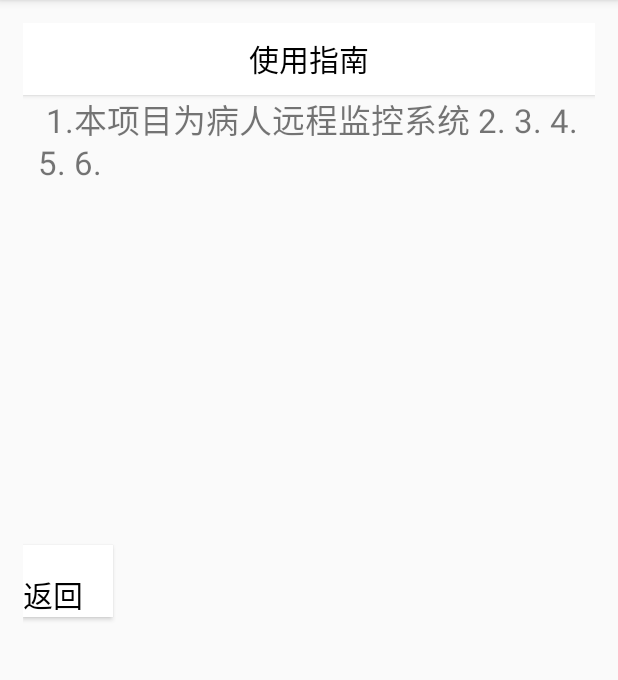
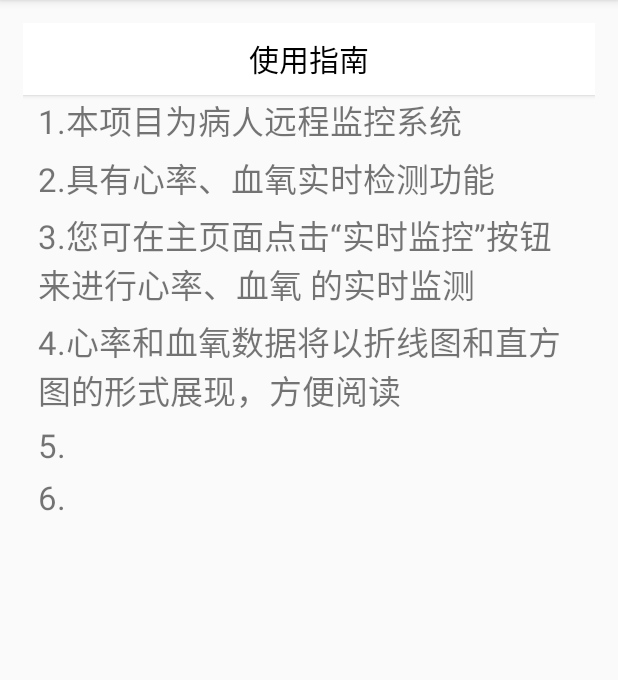
Before and after one commit to zhoujunbin/django, an Android app: the HelpActivity screen opened directly, with no data from a screen before it, on a phone screen of 412 x 824 dp, the part 84-764 px from its top. Run offline under Robolectric (Android 15) with nearby library versions, the phone set to English and light mode, and no system bars.

Commit message:
Android界面设计、界面间跳转完成

```diff
--- a/android/jiankong/app/src/main/AndroidManifest.xml
+++ b/android/jiankong/app/src/main/AndroidManifest.xml
@@ -18,7 +18,7 @@
         </activity>
         <activity android:name=".HelpActivity" />
         <activity android:name=".ModifyActivity" />
-        <activity android:name=".InfoActivity"></activity>
+        <activity android:name=".InfoActivity" />
     </application>
 
 </manifest>
--- a/android/jiankong/app/src/main/res/layout/activity_help.xml
+++ b/android/jiankong/app/src/main/res/layout/activity_help.xml
@@ -15,29 +15,64 @@
     <TextView
         android:id="@+id/text_1"
         android:layout_width="match_parent"
-        android:layout_height="300dp"
+        android:layout_height="wrap_content"
         android:layout_below="@id/btn_zhinan"
-        android:text="
-1.本项目为病人远程监控系统
-2.
-3.
-4.
-5.
-6."
+        android:text="1.本项目为病人远程监控系统"
         android:textSize="22sp"
         android:layout_marginLeft="10dp"
         android:layout_marginRight="10dp"/>
+    <TextView
+        android:id="@+id/text_2"
+        android:layout_width="match_parent"
+        android:layout_height="wrap_content"
+        android:layout_below="@id/text_1"
+        android:text="2.具有心率、血氧实时检测功能"
+        android:textSize="22sp"
+        android:layout_marginTop="5dp"
+        android:layout_marginLeft="10dp"
+        android:layout_marginRight="10dp"/>
+    <TextView
+        android:id="@+id/text_3"
+        android:layout_width="match_parent"
+        android:layout_height="wrap_content"
+        android:layout_below="@id/text_2"
+        android:text="3.您可在主页面点击“实时监控”按钮来进行心率、血氧 的实时监测"
+        android:textSize="22sp"
+        android:layout_marginTop="5dp"
+        android:layout_marginLeft="10dp"
+        android:layout_marginRight="10dp"/>
+    <TextView
+        android:id="@+id/text_4"
+        android:layout_width="match_parent"
+        android:layout_height="wrap_content"
+        android:layout_below="@id/text_3"
+        android:text="4.心率和血氧数据将以折线图和直方图的形式展现，方便阅读"
+        android:textSize="22sp"
+        android:layout_marginTop="5dp"
+        android:layout_marginLeft="10dp"
+        android:layout_marginRight="10dp"/>
+    <TextView
+        android:id="@+id/text_5"
+        android:layout_width="match_parent"
+        android:layout_height="wrap_content"
+        android:layout_below="@id/text_4"
+        android:text="5."
+        android:textSize="22sp"
+        android:layout_marginTop="5dp"
+        android:layout_marginLeft="10dp"
+        android:layout_marginRight="10dp"/>
+    <TextView
+        android:id="@+id/text_6"
+        android:layout_width="match_parent"
+        android:layout_height="wrap_content"
+        android:layout_below="@id/text_5"
+        android:text="6."
+        android:textSize="22sp"
+        android:layout_marginTop="5dp"
+        android:layout_marginLeft="10dp"
+        android:layout_marginRight="10dp"/>
 
-    <Button
-        android:id="@+id/btn_back1"
-        android:layout_width="60dp"
-        android:layout_height="wrap_content"
-        android:text="返回"
-        android:background="#ffffff"
-        android:textSize="20sp"
-        android:textColor="#000000"
-        android:layout_below="@id/text_1"
-        android:gravity="bottom"/>
+
 
 
 </RelativeLayout>
```
Also changed, not shown: android/jiankong/app/src/main/java/com/example/lenovo/jiankong/InfoActivity.java (+27 -27 lines), android/jiankong/app/src/main/java/com/example/lenovo/jiankong/ModifyActivity.java (+14 -0 lines), android/jiankong/app/src/main/res/layout/activity_info.xml (+6 -6 lines), android/jiankong/app/src/main/res/layout/activity_modify.xml (+51 -5 lines).
